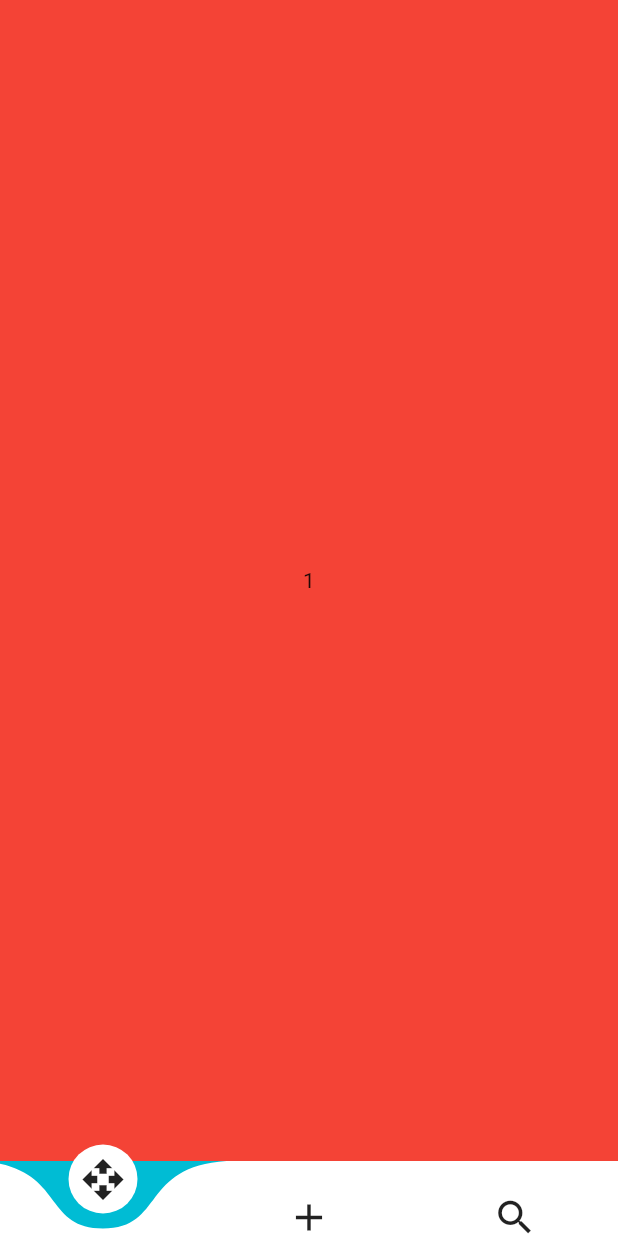
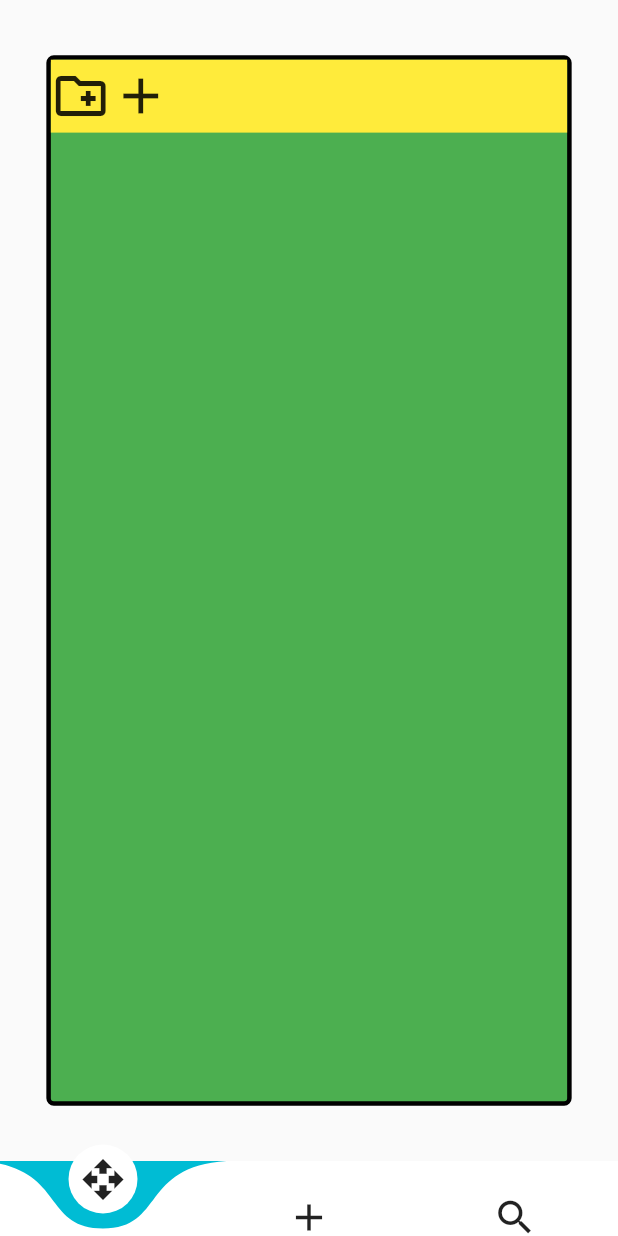
Before and after one commit to OBurnsy22/tempo, a Flutter app: the screen it shows after launch, on a phone screen of 412 x 824 dp. Run offline on Flutter 3.47's test engine with Material 2 defaults, Android fonts, the phone set to English and light mode, and no system bars; drawn by our look-alikes of curved_navigation_bar.

Commit message:
Set up the outline of the cards page

```diff
--- a/tempo/lib/analytics.dart
+++ b/tempo/lib/analytics.dart
@@ -1,7 +1,5 @@
+import 'package:flutter/material.dart';
 
-import 'package:flutter/material.dart';
-import 'main.dart';
-import 'search.dart';
 
 class analyticsHome extends StatefulWidget {
 
@@ -15,7 +13,6 @@ class analyticsHomeState extends State<analyticsHome> with AutomaticKeepAliveCli
   Widget build(BuildContext context) {
 
     return Scaffold(
-      backgroundColor: Colors.cyan,
       body: Center(
         child: Column(
           mainAxisAlignment: MainAxisAlignment.center,
--- a/tempo/lib/cards.dart
+++ b/tempo/lib/cards.dart
@@ -1,6 +1,6 @@
+import 'package:flutter/cupertino.dart';
 import 'package:flutter/material.dart';
-import 'main.dart';
-import 'search.dart';
+
 
 class cardsHome extends StatefulWidget {
 
@@ -14,16 +14,53 @@ class cardsHomeState extends State<cardsHome> with AutomaticKeepAliveClientMixin
   Widget build(BuildContext context) {
 
     return Scaffold(
-      backgroundColor: Colors.red,
       body: Center(
         child: Column(
           mainAxisAlignment: MainAxisAlignment.center,
-          children: [
-            Text("1")
+          children: <Widget> [
+            Container(
+              width: MediaQuery.of(context).size.width * 0.85,
+              height: MediaQuery.of(context).size.height * 0.85,
+              decoration: BoxDecoration(
+                border: Border.all(
+                  color: Colors.black,
+                  width: 3,
+                ),
+                borderRadius: BorderRadius.all(Radius.circular(5)),
+                color: Colors.green,
+              ),
+              child: Align(
+                alignment: Alignment.topCenter,
+                child: FractionallySizedBox(
+                  widthFactor: 1,
+                  heightFactor: 0.07,
+                  child: Container(
+                    color: Colors.yellow,
+                    child: Row(
+                      children: <Widget> [
+                        Align(
+                          alignment: Alignment.centerRight,
+                          child: Icon(
+                            Icons.create_new_folder_outlined,
+                            size: 40,
+                          ),
+                        ),
+                        Align(
+                            alignment: Alignment.centerRight,
+                            child: Icon(
+                              Icons.add_outlined,
+                              size: 40,
+                            )
+                        )
+                      ],
+                    ),
+                  )
+                ),
+              )
+            )
           ],
         ),
       ),
-
     );
   }
 
--- a/tempo/lib/main.dart
+++ b/tempo/lib/main.dart
@@ -15,7 +15,7 @@ class MyApp extends StatelessWidget {
       title: 'tempo',
       themeMode: ThemeMode.dark,
       theme: ThemeData(
-        primarySwatch: Colors.blue,
+        primarySwatch: Colors.grey,
       ),
       home: navigator(),
     );
@@ -59,6 +59,7 @@ class navigatorState extends State<navigator>{
     return Scaffold(
       body: PageView(
         controller: _controller,
+        //disables scrolling left/right
         physics: NeverScrollableScrollPhysics(),
         children: _pages,
       ),
--- a/tempo/lib/search.dart
+++ b/tempo/lib/search.dart
@@ -1,6 +1,5 @@
 import 'package:flutter/material.dart';
-import 'main.dart';
-import 'search.dart';
+
 
 class searchHome extends StatefulWidget {
 
@@ -14,7 +13,6 @@ class searchHomeState extends State<searchHome> with AutomaticKeepAliveClientMix
   Widget build(BuildContext context) {
 
     return Scaffold(
-      backgroundColor: Colors.yellow,
       body: Center(
         child: Column(
           mainAxisAlignment: MainAxisAlignment.center,
```
